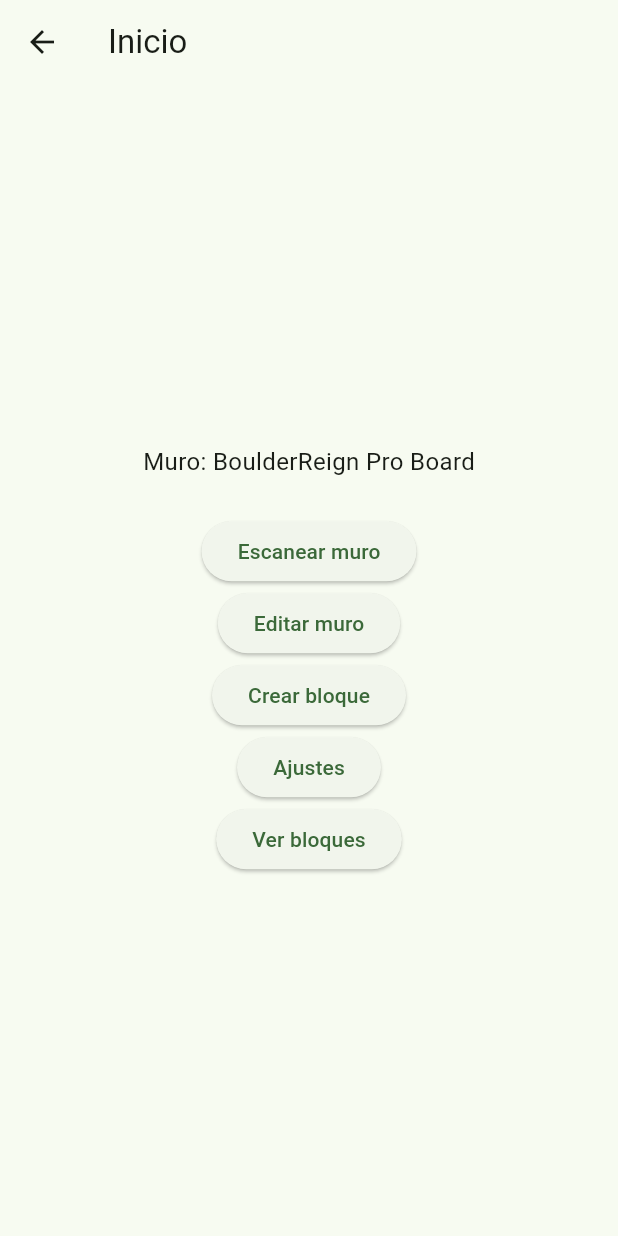
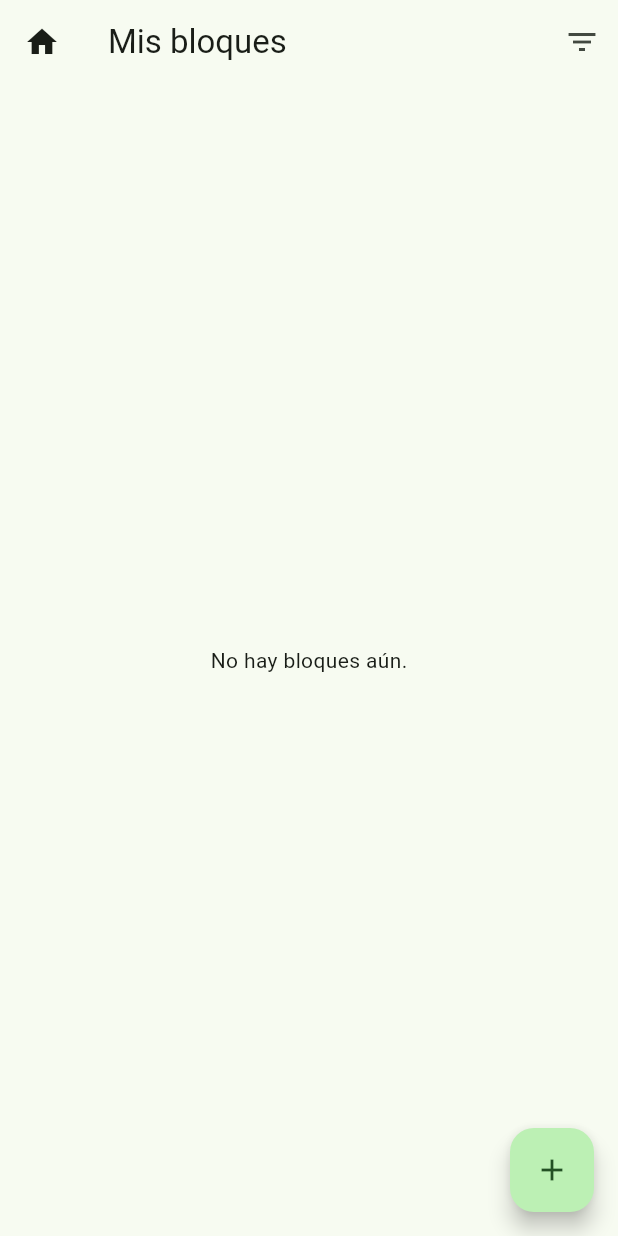
Before and after one commit to NuriaGauchia/climbing_led_app, a Flutter app: the HomePage screen opened directly, on a phone screen of 412 x 824 dp. Run offline on Flutter 3.47's test engine with Material 3 defaults, Android fonts, the phone set to English and light mode, and no system bars; our stand-ins replace shared_preferences; accounts and stored records are empty.

Commit message:
refactor: renombrada routes_list_page a home_page y actualizada navegación

```diff
--- a/lib/main.dart
+++ b/lib/main.dart
@@ -16,7 +16,7 @@
       theme: AppTheme.lightTheme,
       darkTheme: AppTheme.darkTheme,
       themeMode: ThemeMode.system, // usa el tema del sistema
-      initialRoute: '/routes',
+      initialRoute: '/auth',
       routes: AppRoutes.routes,
     );
   }
--- a/lib/pages/home_page.dart
+++ b/lib/pages/home_page.dart
@@ -1,42 +1,175 @@
 import 'package:flutter/material.dart';
-import '../constants/app_config.dart';
+import '../models/route_model.dart';
+import '../services/route_storage_service.dart';
 
-class HomePage extends StatelessWidget {
+class HomePage extends StatefulWidget {
   const HomePage({super.key});
+
+  @override
+  State<HomePage> createState() => _HomePageState();
+}
+
+class _HomePageState extends State<HomePage> {
+  List<ClimbingRoute> routes = [];
+  bool isLoading = true;
+
+  @override
+  void initState() {
+    super.initState();
+    Future.delayed(Duration.zero, () {
+      loadRoutes();
+    });
+  }
+
+  Future<void> loadRoutes() async {
+    setState(() => isLoading = true);
+    final loaded = await RouteStorageService.loadRoutes();
+    setState(() {
+      routes = loaded;
+      isLoading = false;
+    });
+  }
+
+  Future<void> confirmDelete(int index) async {
+    final route = routes[index];
+
+    final confirm = await showDialog<bool>(
+      context: context,
+      builder: (context) => AlertDialog(
+        title: const Text('¿Eliminar bloque?'),
+        content: Text('¿Seguro que quieres eliminar "${route.name}"?'),
+        actions: [
+          TextButton(
+            onPressed: () => Navigator.pop(context, false),
+            child: const Text('Cancelar'),
+          ),
+          TextButton(
+            onPressed: () => Navigator.pop(context, true),
+            child: const Text('Eliminar', style: TextStyle(color: Colors.red)),
+          ),
+        ],
+      ),
+    );
+
+    if (confirm == true) {
+      await RouteStorageService.deleteRouteAtIndex(index);
+      await loadRoutes();
+    }
+  }
+
+  void openFilterModal() {
+    showModalBottomSheet(
+      context: context,
+      builder: (context) => const FilterModal(),
+    );
+  }
 
   @override
   Widget build(BuildContext context) {
     return Scaffold(
-      appBar: AppBar(title: const Text('Inicio')),
-      body: Center(
-        child: Column(
-          mainAxisAlignment: MainAxisAlignment.center,
+      appBar: AppBar(
+        title: const Text('Mis bloques'),
+        leading: Builder(
+          builder: (context) => IconButton(
+            icon: const Icon(Icons.home),
+            onPressed: () => Scaffold.of(context).openDrawer(),
+          ),
+        ),
+        actions: [
+          IconButton(
+            icon: const Icon(Icons.filter_list),
+            onPressed: openFilterModal,
+          ),
+        ],
+      ),
+      drawer: Drawer(
+        child: ListView(
+          padding: EdgeInsets.zero,
           children: [
-            Text("Muro: $wallName", style: const TextStyle(fontSize: 16)),
-            const SizedBox(height: 24),
-            ElevatedButton(
-              onPressed: () => Navigator.pushNamed(context, '/scan'),
-              child: const Text('Escanear muro'),
+            const DrawerHeader(
+              decoration: BoxDecoration(color: Colors.green),
+              child: Text('Menú', style: TextStyle(color: Colors.white, fontSize: 24)),
             ),
-            ElevatedButton(
-              onPressed: () => Navigator.pushNamed(context, '/editor'),
-              child: const Text('Editar muro'),
+            ListTile(
+              leading: const Icon(Icons.home),
+              title: const Text('Inicio'),
+              onTap: () => Navigator.pushNamed(context, '/'),
             ),
-            ElevatedButton(
-              onPressed: () => Navigator.pushNamed(context, '/create'),
-              child: const Text('Crear bloque'),
-            ),
-            ElevatedButton(
-              onPressed: () => Navigator.pushNamed(context, '/settings'),
-              child: const Text('Ajustes'),
-            ),
-            ElevatedButton(
-              onPressed: () => Navigator.pushNamed(context, '/routes'),
-              child: const Text('Ver bloques'),
+            ListTile(
+              leading: const Icon(Icons.settings),
+              title: const Text('Ajustes'),
+              onTap: () => Navigator.pushNamed(context, '/settings'),
             ),
           ],
         ),
       ),
+      body: isLoading
+          ? const Center(child: CircularProgressIndicator())
+          : routes.isEmpty
+              ? const Center(child: Text('No hay bloques aún.'))
+              : ListView.builder(
+                  itemCount: routes.length,
+                  itemBuilder: (context, index) {
+                    final route = routes[index];
+                    return Card(
+                      margin: const EdgeInsets.symmetric(horizontal: 12, vertical: 6),
+                      child: ListTile(
+                        title: Text(route.name, style: const TextStyle(fontWeight: FontWeight.bold)),
+                        subtitle: Text('Dificultad: ${route.grade}'),
+                        trailing: Row(
+                          mainAxisSize: MainAxisSize.min,
+                          children: [
+                            IconButton(
+                              icon: const Icon(Icons.edit),
+                              onPressed: () {
+                                Navigator.pushNamed(
+                                  context,
+                                  '/edit',
+                                  arguments: {'index': index, 'route': route},
+                                );
+                              },
+                            ),
+                            IconButton(
+                              icon: const Icon(Icons.delete, color: Colors.red),
+                              onPressed: () => confirmDelete(index),
+                            ),
+                          ],
+                        ),
+                      ),
+                    );
+                  },
+                ),
+      floatingActionButton: FloatingActionButton(
+        onPressed: () {
+          Navigator.pushNamed(context, '/create');
+        },
+        child: const Icon(Icons.add),
+      ),
     );
   }
 }
+
+// 🌟 Modal de filtro (por ahora con contenido placeholder)
+class FilterModal extends StatelessWidget {
+  const FilterModal({super.key});
+
+  @override
+  Widget build(BuildContext context) {
+    return Container(
+      padding: const EdgeInsets.all(24),
+      child: Column(
+        mainAxisSize: MainAxisSize.min,
+        children: [
+          const Text('Filtrar bloques', style: TextStyle(fontSize: 18, fontWeight: FontWeight.bold)),
+          const SizedBox(height: 16),
+          const Text('Aquí podrás filtrar por dificultad, creador, etc.'),
+          const SizedBox(height: 16),
+          ElevatedButton(
+            onPressed: () => Navigator.pop(context),
+            child: const Text('Cerrar'),
+          ),
+        ],
+      ),
+    );
+  }
+}
--- a/lib/routes/app_routes.dart
+++ b/lib/routes/app_routes.dart
@@ -5,7 +5,6 @@
 import '../pages/create_route_page.dart';
 import '../pages/settings_page.dart';
 import '../pages/auth_page.dart';
-import '../pages/routes_list_page.dart';
 import '../pages/edit_route_page.dart';
 
 
@@ -17,7 +16,6 @@
     '/create': (context) => const CreateRoutePage(),
     '/settings': (context) => const SettingsPage(),
     '/auth': (context) => const AuthPage(),
-    '/routes': (context) => const RoutesListPage(),
     '/edit': (context) => const EditRoutePage(),
   };
 }
```
Also changed, not shown: lib/pages/routes_list_page.dart (deleted, +0 -175 lines).
